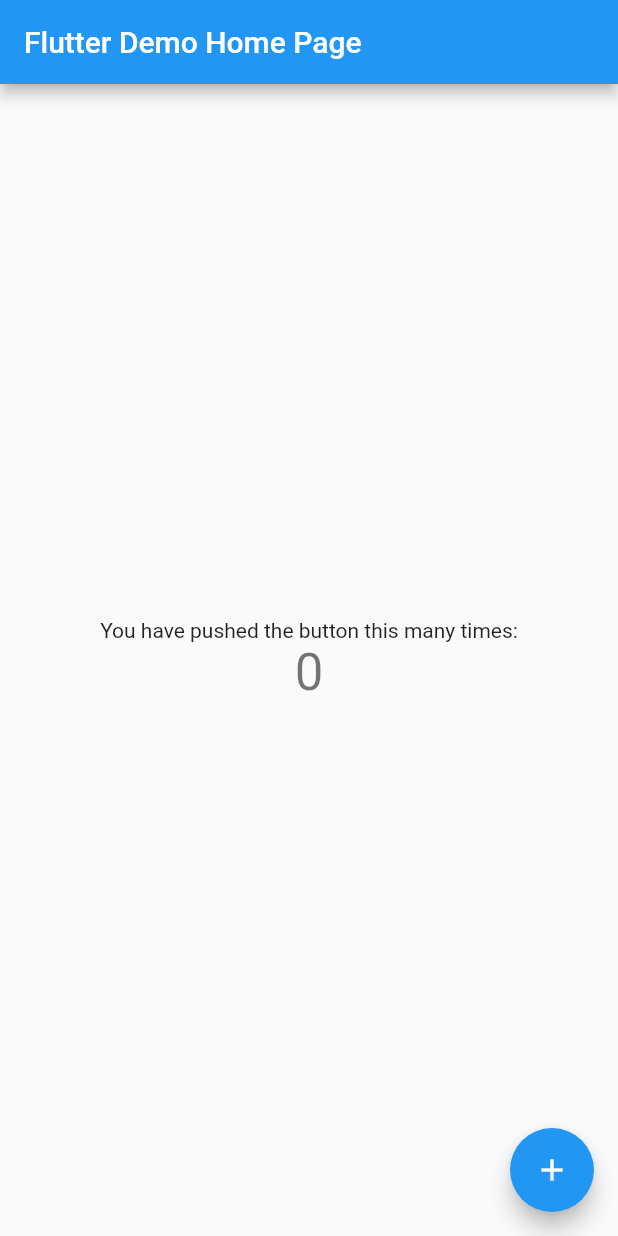
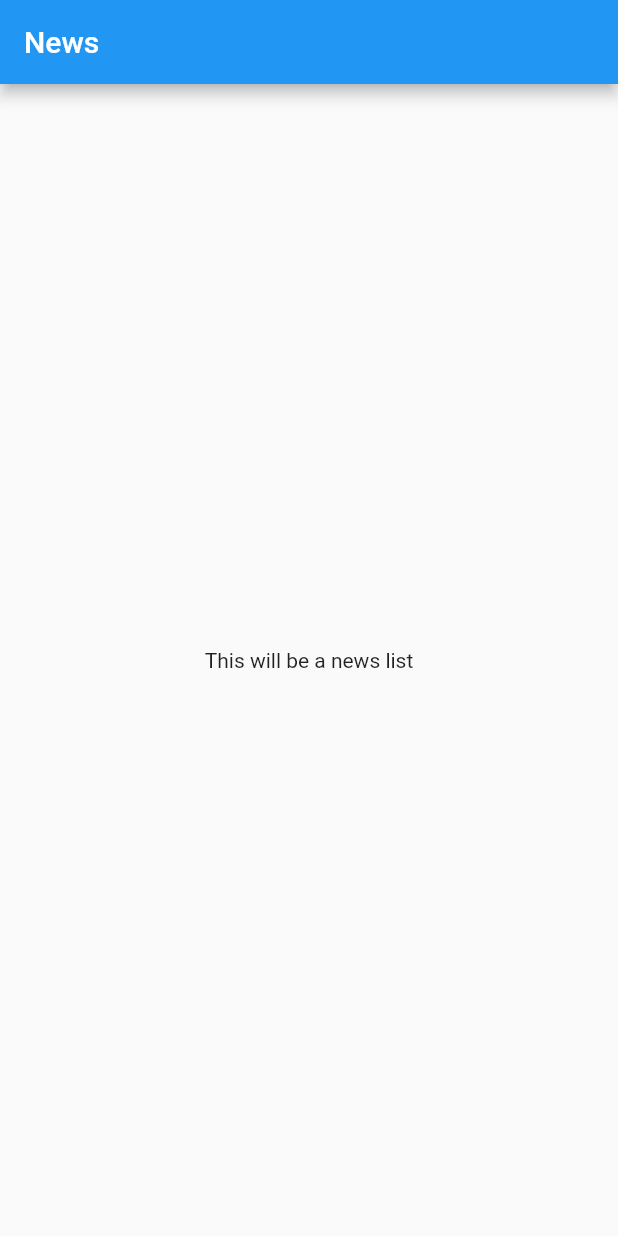
Before and after one commit to arnrmn/news-flutter, a Flutter app: the screen it shows after launch, on a phone screen of 412 x 824 dp. Run offline on Flutter 3.47's test engine with Material 2 defaults, Android fonts, the phone set to English and light mode, and no system bars.

Commit message:
Implement base for news list screen

```diff
--- a/lib/main.dart
+++ b/lib/main.dart
@@ -1,109 +1,15 @@
 import 'package:flutter/material.dart';
+import 'package:news_app/new_list/news_list_screen.dart';
 
-void main() => runApp(MyApp());
+void main() => runApp(NewsApplication());
 
-class MyApp extends StatelessWidget {
-  // This widget is the root of your application.
+class NewsApplication extends StatelessWidget {
   @override
   Widget build(BuildContext context) {
     return MaterialApp(
-      title: 'Flutter Demo',
-      theme: ThemeData(
-        // This is the theme of your application.
-        //
-        // Try running your application with "flutter run". You'll see the
-        // application has a blue toolbar. Then, without quitting the app, try
-        // changing the primarySwatch below to Colors.green and then invoke
-        // "hot reload" (press "r" in the console where you ran "flutter run",
-        // or press Run > Flutter Hot Reload in IntelliJ). Notice that the
-        // counter didn't reset back to zero; the application is not restarted.
-        primarySwatch: Colors.blue,
-      ),
-      home: MyHomePage(title: 'Flutter Demo Home Page'),
+      title: 'News',
+      theme: ThemeData(primarySwatch: Colors.blue),
+      home: NewsListScreen(),
     );
   }
 }
-
-class MyHomePage extends StatefulWidget {
-  MyHomePage({Key key, this.title}) : super(key: key);
-
-  // This widget is the home page of your application. It is stateful, meaning
-  // that it has a State object (defined below) that contains fields that affect
-  // how it looks.
-
-  // This class is the configuration for the state. It holds the values (in this
-  // case the title) provided by the parent (in this case the App widget) and
-  // used by the build method of the State. Fields in a Widget subclass are
-  // always marked "final".
-
-  final String title;
-
-  @override
-  _MyHomePageState createState() => _MyHomePageState();
-}
-
-class _MyHomePageState extends State<MyHomePage> {
-  int _counter = 0;
-
-  void _incrementCounter() {
-    setState(() {
-      // This call to setState tells the Flutter framework that something has
-      // changed in this State, which causes it to rerun the build method below
-      // so that the display can reflect the updated values. If we changed
-      // _counter without calling setState(), then the build method would not be
-      // called again, and so nothing would appear to happen.
-      _counter++;
-    });
-  }
-
-  @override
-  Widget build(BuildContext context) {
-    // This method is rerun every time setState is called, for instance as done
-    // by the _incrementCounter method above.
-    //
-    // The Flutter framework has been optimized to make rerunning build methods
-    // fast, so that you can just rebuild anything that needs updating rather
-    // than having to individually change instances of widgets.
-    return Scaffold(
-      appBar: AppBar(
-        // Here we take the value from the MyHomePage object that was created by
-        // the App.build method, and use it to set our appbar title.
-        title: Text(widget.title),
-      ),
-      body: Center(
-        // Center is a layout widget. It takes a single child and positions it
-        // in the middle of the parent.
-        child: Column(
-          // Column is also layout widget. It takes a list of children and
-          // arranges them vertically. By default, it sizes itself to fit its
-          // children horizontally, and tries to be as tall as its parent.
-          //
-          // Invoke "debug paint" (press "p" in the console where you ran
-          // "flutter run", or select "Toggle Debug Paint" from the Flutter tool
-          // window in IntelliJ) to see the wireframe for each widget.
-          //
-          // Column has various properties to control how it sizes itself and
-          // how it positions its children. Here we use mainAxisAlignment to
-          // center the children vertically; the main axis here is the vertical
-          // axis because Columns are vertical (the cross axis would be
-          // horizontal).
-          mainAxisAlignment: MainAxisAlignment.center,
-          children: <Widget>[
-            Text(
-              'You have pushed the button this many times:',
-            ),
-            Text(
-              '$_counter',
-              style: Theme.of(context).textTheme.display1,
-            ),
-          ],
-        ),
-      ),
-      floatingActionButton: FloatingActionButton(
-        onPressed: _incrementCounter,
-        tooltip: 'Increment',
-        child: Icon(Icons.add),
-      ), // This trailing comma makes auto-formatting nicer for build methods.
-    );
-  }
-}
--- /dev/null
+++ b/lib/new_list/news_list_screen.dart
@@ -0,0 +1,15 @@
+import 'package:flutter/material.dart';
+
+class NewsListScreen extends StatelessWidget {
+  @override
+  Widget build(BuildContext context) {
+    return Scaffold(
+      appBar: AppBar(
+        title: Text("News"),
+      ),
+      body: Center(
+        child: Text("This will be a news list"),
+      ),
+    );
+  }
+}
```
Also changed, not shown: 1 other file.
